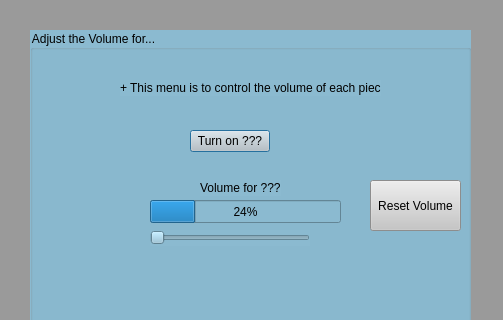
Qt form volumecontrol.ui (MarkE16/MyRaspberryPiCode) before a commit; both pictures show x 0 to 503 and y 0 to 320 of the 503 by 474 pixel window.
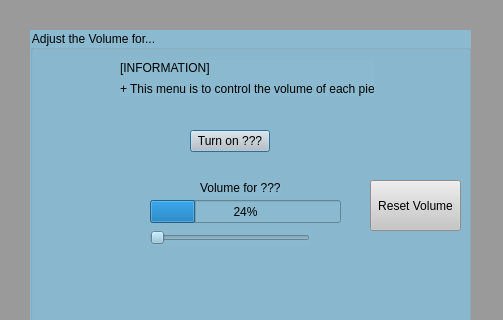
The same form after that commit.

```diff
--- a/volumecontrol.ui
+++ b/volumecontrol.ui
@@ -122,18 +122,31 @@
      <string>Reset Volume</string>
     </property>
    </widget>
-   <widget class="QLabel" name="label_2">
+   <widget class="QWidget" name="">
     <property name="geometry">
      <rect>
       <x>90</x>
-      <y>50</y>
-      <width>261</width>
-      <height>16</height>
+      <y>30</y>
+      <width>254</width>
+      <height>36</height>
      </rect>
     </property>
+    <layout class="QVBoxLayout" name="verticalLayout">
+     <item>
+      <widget class="QLabel" name="label_3">
+       <property name="text">
+        <string>[INFORMATION]</string>
+       </property>
+      </widget>
+     </item>
+     <item>
+      <widget class="QLabel" name="label_2">
     <property name="text">
      <string>+ This menu is to control the volume of each piece.</string>
     </property>
+      </widget>
+     </item>
+    </layout>
    </widget>
   </widget>
  </widget>
```
Lines whose indentation alone changed are shown as unchanged.
